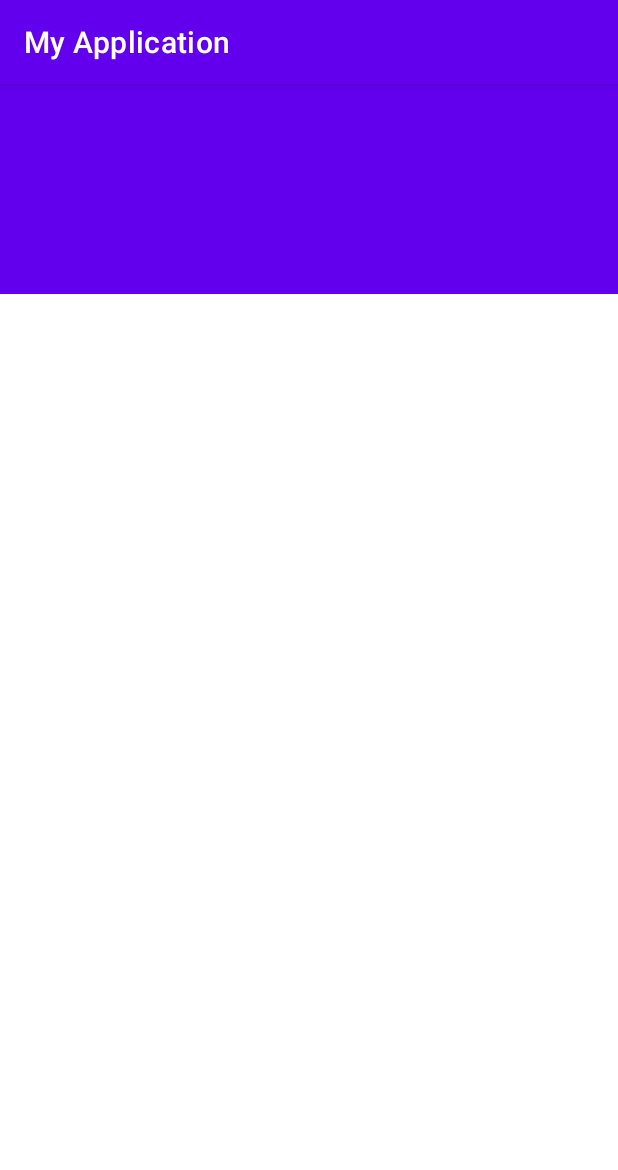
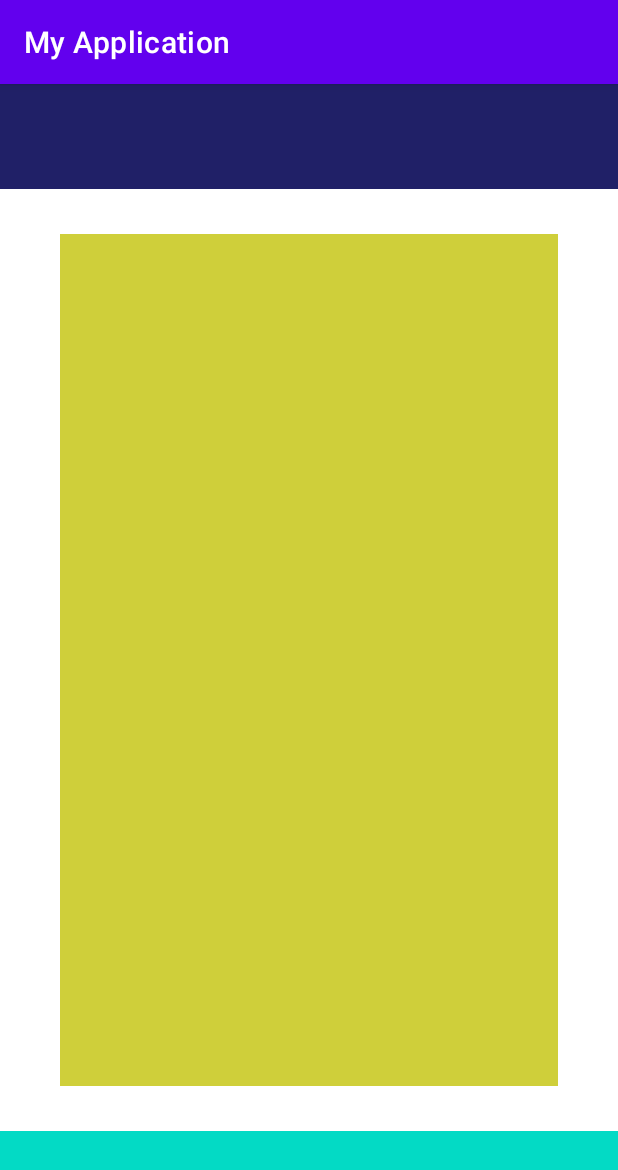
Before and after one commit to tokareva35/FilmsSearching, an Android app: the screen it shows after launch (MainActivity), on a phone screen of 412 x 824 dp. Shown: the top 1170 px of the screen. Run offline under Robolectric (Android 15) with nearby library versions, the phone set to English and light mode, and no system bars.

Commit message:
Added button, top_bar, bottom_bar layouts.

```diff
--- a/app/src/main/AndroidManifest.xml
+++ b/app/src/main/AndroidManifest.xml
@@ -1,6 +1,6 @@
 <?xml version="1.0" encoding="utf-8"?>
 <manifest xmlns:android="http://schemas.android.com/apk/res/android"
-    package="kz.tokarev.myapplication">
+    package="kz.tokarev.myapplication" >
 
     <application
         android:allowBackup="true"
@@ -8,10 +8,10 @@
         android:label="@string/app_name"
         android:roundIcon="@mipmap/ic_launcher_round"
         android:supportsRtl="true"
-        android:theme="@style/Theme.MyApplication">
+        android:theme="@style/Theme.MyApplication" >
         <activity
             android:name=".MainActivity"
-            android:exported="true">
+            android:exported="true" >
             <intent-filter>
                 <action android:name="android.intent.action.MAIN" />
 
--- a/app/src/main/res/layout/activity_main.xml
+++ b/app/src/main/res/layout/activity_main.xml
@@ -1,56 +1,44 @@
 <?xml version="1.0" encoding="utf-8"?>
-<androidx.coordinatorlayout.widget.CoordinatorLayout xmlns:android="http://schemas.android.com/apk/res/android"
+<androidx.constraintlayout.widget.ConstraintLayout xmlns:android="http://schemas.android.com/apk/res/android"
     xmlns:tools="http://schemas.android.com/tools"
+    android:layout_width="match_parent"
+    android:layout_height="match_parent"
     xmlns:app="http://schemas.android.com/apk/res-auto"
-    android:layout_width="match_parent"
-    android:layout_height="match_parent">
+    tools:context=".MainActivity">
 
-    <com.google.android.material.appbar.AppBarLayout
-        android:id="@+id/appbar"
+    <FrameLayout
+        android:id="@+id/top_bar"
+        android:layout_width="match_parent"
         android:layout_height="70dp"
-        android:layout_width="match_parent">
+        android:layout_gravity="top"
+        android:background="#202067"
+        app:layout_constraintTop_toTopOf="parent"/>
 
-        <com.google.android.material.appbar.CollapsingToolbarLayout
-            android:layout_width="match_parent"
-            android:layout_height="match_parent"
-            app:contentScrim="?attr/colorPrimary"
+    <FrameLayout
+        android:id="@+id/bottom_bar"
+        android:layout_width="match_parent"
+        android:layout_height="70dp"
+        android:layout_gravity="bottom"
+        android:background="@color/teal_200"
+        tools:layout_editor_absoluteX="0dp"
+        tools:layout_editor_absoluteY="661dp"
+        app:layout_constraintBottom_toBottomOf="parent"/>
 
-            app:layout_scrollFlags="scroll|enterAlways|enterAlwaysCollapsed"
-            app:toolbarId="@+id/toolbar">
+    <LinearLayout
 
-
-            <androidx.appcompat.widget.Toolbar
-                android:id="@+id/toolbar"
-                android:layout_width="match_parent"
-                android:layout_height="70dp"></androidx.appcompat.widget.Toolbar>
-        </com.google.android.material.appbar.CollapsingToolbarLayout>
-    </com.google.android.material.appbar.AppBarLayout>
-
-    <androidx.core.widget.NestedScrollView
+        android:id="@+id/main"
         android:layout_width="match_parent"
         android:layout_height="match_parent"
+        android:layout_gravity="center"
+        android:layout_marginTop="100dp"
+        android:layout_marginBottom="100dp"
+        android:layout_marginStart="40dp"
+        android:layout_marginEnd="40dp"
+        android:background="#CFCF3A"
+        android:orientation="vertical"
+        app:layout_constraintTop_toBottomOf="@id/top_bar"
+        app:layout_constraintBottom_toTopOf="@+id/bottom_bar"
+        app:layout_constraintStart_toStartOf="parent"
+        app:layout_constraintEnd_toEndOf="parent"/>
 
-
-        app:layout_behavior="com.google.android.material.appbar.AppBarLayout$ScrollingViewBehavior">
-
-        <androidx.constraintlayout.widget.ConstraintLayout
-            android:layout_width="match_parent"
-            android:layout_height="match_parent"
-            tools:context=".MainActivity">
-
-
-            <com.google.android.material.bottomappbar.BottomAppBar
-                android:id="@+id/bottomAppBar"
-                style="@style/Widget.MaterialComponents.BottomAppBar.Colored"
-                android:layout_width="match_parent"
-                android:layout_height="70dp"
-                android:layout_gravity="bottom"
-                tools:layout_editor_absoluteX="-43dp"
-                tools:layout_editor_absoluteY="661dp" />
-
-        </androidx.constraintlayout.widget.ConstraintLayout>
-
-    </androidx.core.widget.NestedScrollView>
-
-
-</androidx.coordinatorlayout.widget.CoordinatorLayout>
+</androidx.constraintlayout.widget.ConstraintLayout>
```
